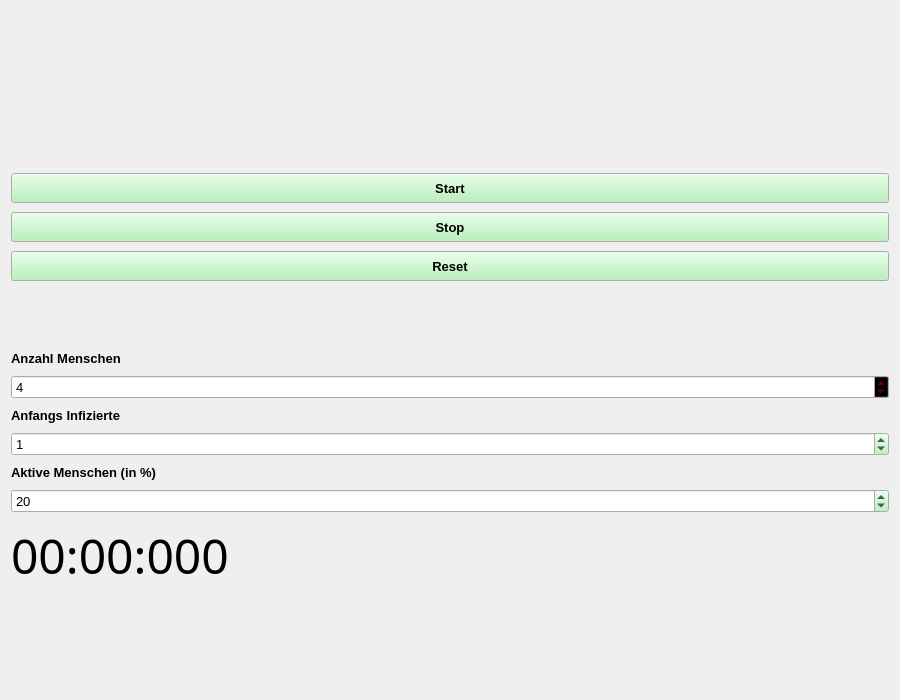
Before: the Qt Designer form CoronaSim/gameboard.ui in Stauffi21/CoronaSim, drawn with Qt 5.
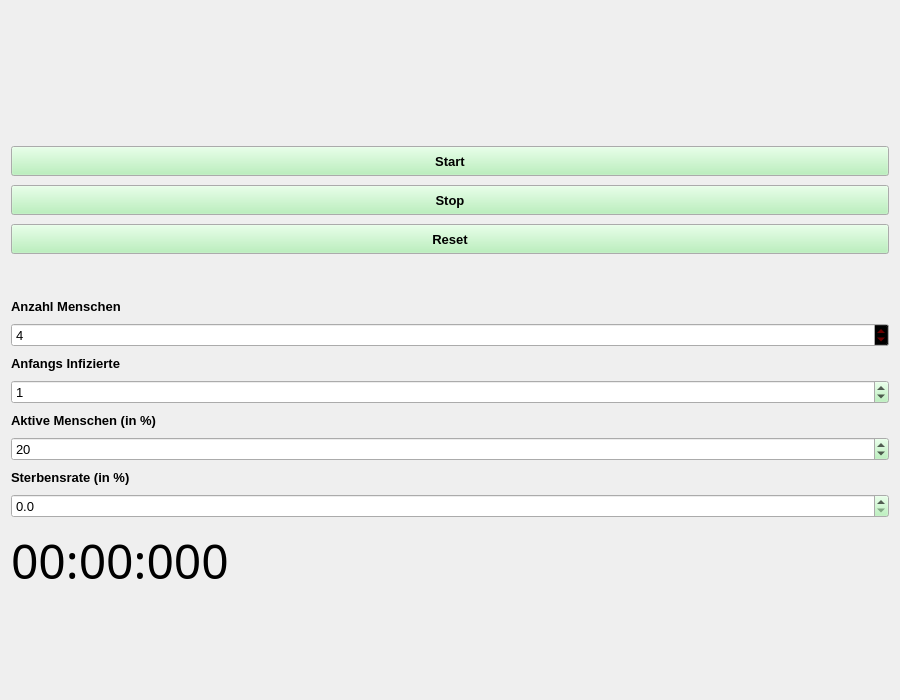
After: the same form once the commit is applied.

Commit message: Bewegung angepasst (noch nicht fertig), Alter eingeführt, Sterbensrate eingeführt jedoch noch nicht ausprogrammiert.

```diff
--- a/CoronaSim/gameboard.ui
+++ b/CoronaSim/gameboard.ui
@@ -354,6 +354,37 @@
        </property>
       </widget>
      </item>
+     <item>
+      <widget class="QLabel" name="label">
+       <property name="font">
+        <font>
+         <family>MS Sans Serif</family>
+         <pointsize>10</pointsize>
+         <weight>75</weight>
+         <bold>true</bold>
+        </font>
+       </property>
+       <property name="text">
+        <string>Sterbensrate (in %)</string>
+       </property>
+      </widget>
+     </item>
+     <item>
+      <widget class="QDoubleSpinBox" name="sterbensrate">
+       <property name="font">
+        <font>
+         <family>Arial</family>
+         <pointsize>10</pointsize>
+        </font>
+       </property>
+       <property name="decimals">
+        <number>1</number>
+       </property>
+       <property name="singleStep">
+        <double>0.100000000000000</double>
+       </property>
+      </widget>
+     </item>
      <item>
       <widget class="QLabel" name="stoppwatch">
        <property name="minimumSize">
```
The commit also changes 6 other files.
